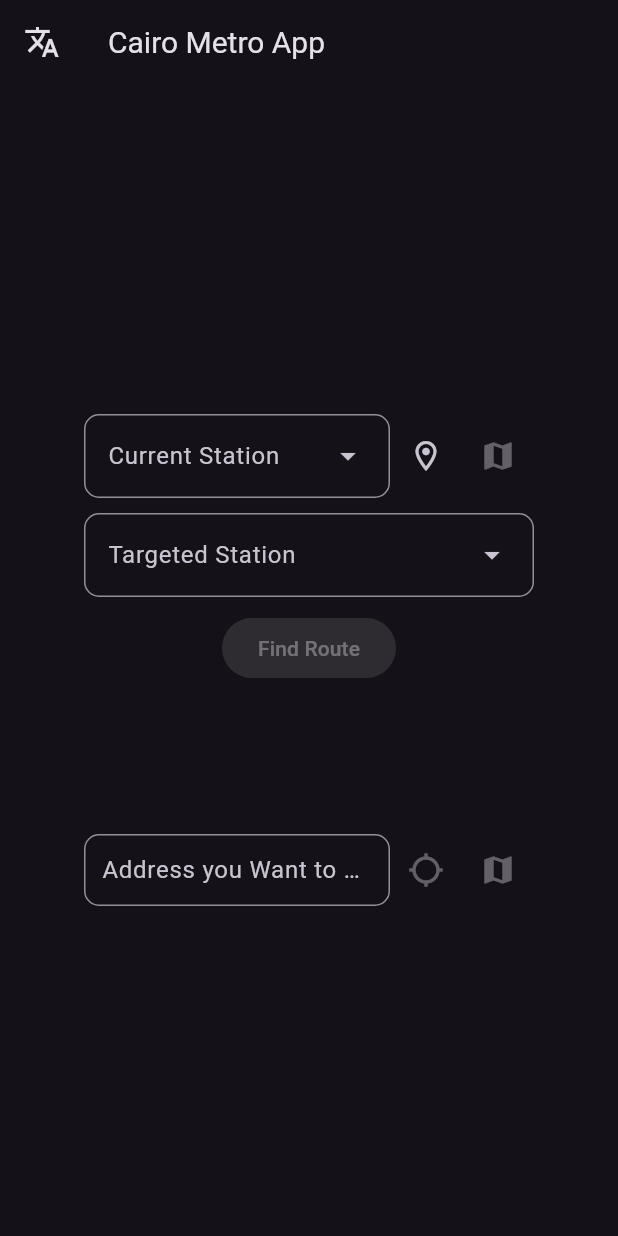
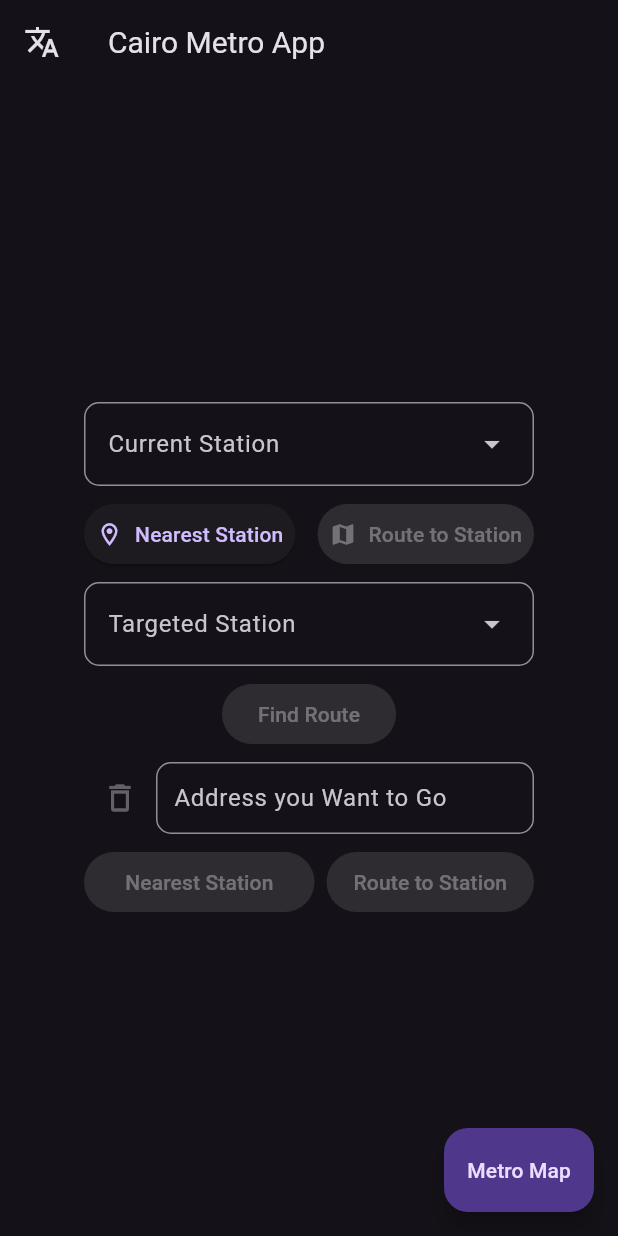
Before and after one commit to yousefheroo028/MetroSystem, a Flutter app: the screen it shows after launch, on a phone screen of 412 x 824 dp. Run offline on Flutter 3.47's test engine with Material 3 defaults, Android fonts, the phone set to English and light mode, and no system bars; our stand-ins replace geocoding, geolocator, get, get_storage, loading_animation_widget, photo_view.

Commit message:
تم إضافة الخريطة تصحيح أخطاء في ال UI

```diff
--- a/lib/home_page.dart
+++ b/lib/home_page.dart
@@ -7,6 +7,7 @@ import 'package:get/get.dart';
 import 'package:loading_animation_widget/loading_animation_widget.dart';
 import 'package:metro_system/coordinates_ar.dart' as ar_list;
 import 'package:metro_system/coordinates_en.dart' as en_list;
+import 'package:metro_system/map_view.dart';
 import 'package:metro_system/route_page.dart';
 import 'package:metro_system/station.dart';
 import 'package:url_launcher/url_launcher.dart';
@@ -39,8 +40,9 @@ class _HomePageState extends State<HomePage> {
   @override
   Widget build(BuildContext context) {
     final stationsList = (Get.locale?.languageCode == 'ar' ? ar_list.stations : en_list.stations)
+        .map((station) => station.name)
         .toSet()
-        .map((station) => DropdownMenuEntry(value: station.name, label: station.name))
+        .map((station) => DropdownMenuEntry(value: station, label: station))
         .toList();
 
     return Scaffold(
@@ -64,10 +66,24 @@ class _HomePageState extends State<HomePage> {
           icon: const Icon(Icons.translate),
         ),
       ),
+      floatingActionButton: SizedBox(
+        width: 100,
+        child: FloatingActionButton(
+          onPressed: () {
+            Get.to(
+              const MapView(),
+              arguments: "assets/images/metroMap.jpg",
+              transition: Transition.cupertino,
+            );
+          },
+          child: Text('map'.tr),
+        ),
+      ),
       body: Center(
         child: ConstrainedBox(
           constraints: const BoxConstraints(minWidth: 90.0, maxWidth: 300),
           child: Column(
+            spacing: 8.0,
             mainAxisAlignment: MainAxisAlignment.center,
             children: [
               Row(
@@ -93,10 +109,12 @@ class _HomePageState extends State<HomePage> {
                       ),
                     ),
                   ),
+                ],
+              ),
               Obx(
                 () => Row(
                   children: [
-                        IconButton(
+                    ElevatedButton.icon(
                       onPressed: _controller.isFound.value
                           ? null
                           : () async {
@@ -113,8 +131,11 @@ class _HomePageState extends State<HomePage> {
                       icon: _controller.isFound.value
                           ? LoadingAnimationWidget.waveDots(color: Theme.of(context).primaryColorLight, size: 24.0)
                           : const Icon(Icons.location_on_outlined),
+                      style: const ButtonStyle(padding: WidgetStatePropertyAll(EdgeInsetsGeometry.all(8.0))),
+                      label: Text('nearestStation'.tr),
                     ),
-                        IconButton(
+                    const Expanded(child: Text('')),
+                    ElevatedButton.icon(
                       onPressed: !_controller.fromIsEntered.value
                           ? null
                           : () async {
@@ -127,14 +148,13 @@ class _HomePageState extends State<HomePage> {
                                 ),
                               );
                             },
+                      style: const ButtonStyle(padding: WidgetStatePropertyAll(EdgeInsetsGeometry.all(8.0))),
                       icon: const Icon(Icons.map),
-                        )
+                      label: Text('locationOfStation'.tr),
+                    ),
                   ],
                 ),
               ),
-                ],
-              ),
-              const SizedBox(height: 10),
               DropdownMenu(
                 hintText: 'targetedStation'.tr,
                 width: context.width,
@@ -154,7 +174,6 @@ class _HomePageState extends State<HomePage> {
                   ),
                 ),
               ),
-              const SizedBox(height: 10),
               Obx(
                 () => ElevatedButton(
                   onPressed: _controller.fromIsEntered.value && _controller.toIsEntered.value
@@ -169,9 +188,20 @@ class _HomePageState extends State<HomePage> {
                   child: Text('findRoute'.tr),
                 ),
               ),
-              const SizedBox(height: 100),
               Row(
                 children: [
+                  Obx(
+                    () {
+                      return IconButton(
+                          onPressed: _controller.targetedIsEntered.value
+                              ? () {
+                                  _targetedAddressController.text = '';
+                                  _controller.targetedIsEntered.value = false;
+                                }
+                              : null,
+                          icon: const Icon(Icons.delete_outline));
+                    },
+                  ),
                   Expanded(
                     child: TextField(
                       controller: _targetedAddressController,
@@ -188,9 +218,15 @@ class _HomePageState extends State<HomePage> {
                       },
                     ),
                   ),
-                  Row(
+                ],
+              ),
+              Obx(
+                () => Row(
+                  spacing: 8.0,
                   children: [
-                      IconButton(
+                    Expanded(
+                      flex: 10,
+                      child: ElevatedButton.icon(
                         onPressed: _controller.targetedIsEntered.value
                             ? () async {
                                 final locations = await locationFromAddress(_targetedAddressController.text);
@@ -199,9 +235,13 @@ class _HomePageState extends State<HomePage> {
                                 _controller.toIsEntered.value = _toController.text.isNotEmpty;
                               }
                             : null,
-                        icon: const Icon(Icons.location_searching_sharp),
+                        style: const ButtonStyle(padding: WidgetStatePropertyAll(EdgeInsetsGeometry.all(8.0))),
+                        label: Text('nearestStationForAddress'.tr),
                       ),
-                      IconButton(
+                    ),
+                    Expanded(
+                      flex: 9,
+                      child: ElevatedButton.icon(
                         onPressed: !_controller.targetedIsEntered.value
                             ? null
                             : () async {
@@ -213,11 +253,12 @@ class _HomePageState extends State<HomePage> {
                                   ),
                                 );
                               },
-                        icon: const Icon(Icons.map),
+                        style: const ButtonStyle(padding: WidgetStatePropertyAll(EdgeInsetsGeometry.all(8.0))),
+                        label: Text('locationOfStation'.tr),
+                      ),
                     )
                   ],
                 ),
-                ],
               ),
             ],
           ),
--- a/lib/languanges.dart
+++ b/lib/languanges.dart
@@ -13,8 +13,9 @@ class Languages extends Translations {
           "from": "من",
           "to": "إلى",
           "findRoute": "وريني أمشي ازاي",
-          "addressHint": "اكتب العنوان اللي عاوز تروحه",
+          "addressHint": "العنوان اللي عاوز تروحه",
           "locationDeniedTitle": "ماينفعش تستخدم البرنامج دا",
+          "map": "خريطة المترو",
           "locationDeniedMessage": "لازم تشغل اللوكيشن عشان نعرف مكانك ومنها نعرف أقرب محطة مترو",
           "locationDisabled": "اللوكيشن مقفول",
           "permanentlyDenied": "مش هنقدر نستخدم اللوكيشن عشان مقفول بشكل نهائي",
@@ -24,16 +25,23 @@ class Languages extends Translations {
           "Station": "محطة",
           "exchangeStation": "هتحول من الخط @firstLineNumber للخط @secondLineNumber عن طريق محطة @station",
           "expectedTime": "الوقت المتوقع:\n@timeد",
+          "nearestStation": "ايه أقرب محطة ليا؟",
+          "locationOfStation": "ازاي أروح للمحطة دي؟",
+          "nearestStationForAddress": "ايه أقرب محطة للعنوان دا؟",
           "noOfStations": "عدد المحطات:\n@stations @number",
           "Price": "سعر التذكرة للفرد:\n@price @currency"
         },
         'en_US': {
+          "nearestStation": "Nearest Station",
+          "locationOfStation": "Route to Station",
+          "nearestStationForAddress": "Nearest Station",
           "appTitle": "Cairo Metro App",
           "findRoute": "Find Route",
           "line": "Line",
           "currentStation": "Current Station",
           "openLocation": "Open Location",
           "needLocationPermission": "We need Location Permissions to find Nearest Station to you.",
+          "map": "Metro Map",
           "targetedStation": "Targeted Station",
           "addressHint": "Address you Want to Go",
           "from": "from",
--- a/lib/route_page.dart
+++ b/lib/route_page.dart
@@ -26,7 +26,7 @@ class _RoutePageState extends State<RoutePage> {
           padding: const EdgeInsets.all(16.0),
           child: Column(
             children: [
-              RouteInfo(route: route),
+              _RouteInfo(route: route),
               Divider(
                 color: Theme.of(context).dividerColor,
                 thickness: 2,
@@ -96,11 +96,11 @@ class _RoutePageState extends State<RoutePage> {
       final temp = <String>[];
       if (firstIndex < seconddIndex) {
         for (int i = firstIndex; i <= seconddIndex; i++) {
-          temp.insert(0, lines[firstlineNumber].map((station) => station.name).toList()[i]);
+          temp.add(lines[firstlineNumber].map((station) => station.name).toList()[i]);
         }
       } else {
         for (int i = firstIndex; i >= seconddIndex; i--) {
-          temp.insert(0, lines[firstlineNumber].map((station) => station.name).toList()[i]);
+          temp.add(lines[firstlineNumber].map((station) => station.name).toList()[i]);
         }
       }
       path.add(temp);
@@ -143,7 +143,9 @@ class _RoutePageState extends State<RoutePage> {
 
       String? current = targetedStation;
       List<String> temp = [];
-      List<String> transferStations = ["الشهداء", "السادات", "جمال عبد الناصر", "العتبة", "جامعة القاهرة"];
+      List<String> transferStations = Get.locale?.languageCode == 'ar'
+          ? ["الشهداء", "السادات", "جمال عبد الناصر", "العتبة", "جامعة القاهرة"]
+          : ["Shohadaa", "Sadat", "Gamal Abdel Nasser", "Attaba", "Cairo University"];
 
       while (current != null) {
         temp.insert(0, current);
@@ -248,8 +250,8 @@ class _LineCard extends StatelessWidget {
   }
 }
 
-class RouteInfo extends StatelessWidget {
-  const RouteInfo({super.key, required this.route});
+class _RouteInfo extends StatelessWidget {
+  const _RouteInfo({required this.route});
 
   final List<List<String>> route;
 
--- a/pubspec.yaml
+++ b/pubspec.yaml
@@ -47,6 +47,7 @@ dependencies:
   flutter_launcher_icons: ^0.14.4
   modular_ui: ^0.0.5
   open_route_service: ^1.2.7
+  photo_view: ^0.15.0
 
 dev_dependencies:
   flutter_test:
@@ -78,9 +79,8 @@ flutter:
   uses-material-design: true
 
   # To add assets to your application, add an assets section, like this:
-  # assets:
-  #   - images/a_dot_burr.jpeg
-  #   - images/a_dot_ham.jpeg
+  assets:
+    - assets/images/metroMap.jpg
 
   # An image asset can refer to one or more resolution-specific "variants", see
   # https://flutter.dev/to/resolution-aware-images
```
Also changed, not shown: lib/map_view.dart (added, +22 -0 lines), pubspec.lock, 1 other file. Lines whose indentation alone changed are shown as unchanged.
